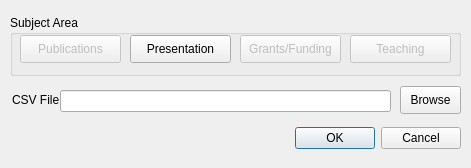
The window that src/ui/FileInputDialog.ui (Myu84/CSS) describes before a commit, drawn with Qt 5.
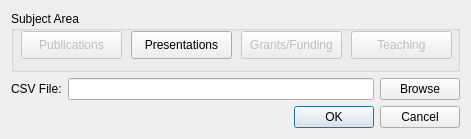
The same window after the commit.

Patch:
```diff
--- a/src/ui/FileInputDialog.ui
+++ b/src/ui/FileInputDialog.ui
@@ -7,23 +7,44 @@
     <x>0</x>
     <y>0</y>
     <width>471</width>
-    <height>168</height>
+    <height>139</height>
    </rect>
   </property>
+  <property name="sizePolicy">
+   <sizepolicy hsizetype="Fixed" vsizetype="Fixed">
+    <horstretch>0</horstretch>
+    <verstretch>0</verstretch>
+   </sizepolicy>
+  </property>
   <property name="windowTitle">
    <string>Dialog</string>
   </property>
+  <layout class="QGridLayout" name="gridLayout">
+   <item row="1" column="0">
+    <widget class="QLabel" name="label">
+     <property name="text">
+      <string>CSV File:</string>
+     </property>
+    </widget>
+   </item>
+   <item row="1" column="1">
+    <widget class="QLineEdit" name="filenameText">
+     <property name="readOnly">
+      <bool>true</bool>
+     </property>
+    </widget>
+   </item>
+   <item row="1" column="2">
+    <widget class="QPushButton" name="browseButton">
+     <property name="text">
+      <string>Browse</string>
+     </property>
+    </widget>
+   </item>
+   <item row="2" column="0" colspan="3">
   <widget class="QDialogButtonBox" name="okCancelButtons">
-   <property name="geometry">
-    <rect>
-     <x>20</x>
-     <y>122</y>
-     <width>441</width>
-     <height>32</height>
-    </rect>
-   </property>
    <property name="sizePolicy">
-    <sizepolicy hsizetype="Fixed" vsizetype="Fixed">
+      <sizepolicy hsizetype="Preferred" vsizetype="Fixed">
      <horstretch>0</horstretch>
      <verstretch>0</verstretch>
     </sizepolicy>
@@ -35,15 +56,9 @@
     <set>QDialogButtonBox::Cancel|QDialogButtonBox::Ok</set>
    </property>
   </widget>
+   </item>
+   <item row="0" column="0" colspan="3">
   <widget class="QGroupBox" name="subjectGroup">
-   <property name="geometry">
-    <rect>
-     <x>10</x>
-     <y>15</y>
-     <width>451</width>
-     <height>61</height>
-    </rect>
-   </property>
    <property name="title">
     <string>Subject Area</string>
    </property>
@@ -91,7 +106,7 @@
      </rect>
     </property>
     <property name="text">
-     <string>Presentation</string>
+       <string>Presentations</string>
     </property>
     <property name="checkable">
      <bool>true</bool>
@@ -145,45 +160,8 @@
     </attribute>
    </widget>
   </widget>
-  <widget class="QPushButton" name="browseButton">
-   <property name="geometry">
-    <rect>
-     <x>400</x>
-     <y>86</y>
-     <width>61</width>
-     <height>28</height>
-    </rect>
-   </property>
-   <property name="text">
-    <string>Browse</string>
-   </property>
-  </widget>
-  <widget class="QLineEdit" name="filenameText">
-   <property name="geometry">
-    <rect>
-     <x>60</x>
-     <y>90</y>
-     <width>331</width>
-     <height>22</height>
-    </rect>
-   </property>
-   <property name="readOnly">
-    <bool>true</bool>
-   </property>
-  </widget>
-  <widget class="QLabel" name="label">
-   <property name="geometry">
-    <rect>
-     <x>12</x>
-     <y>93</y>
-     <width>47</width>
-     <height>13</height>
-    </rect>
-   </property>
-   <property name="text">
-    <string>CSV File:</string>
-   </property>
-  </widget>
+   </item>
+  </layout>
  </widget>
  <resources/>
  <connections/>
```
Left out of the diff: 2 changed lines with no effect on the pictures. Lines whose indentation alone changed are shown as unchanged.
